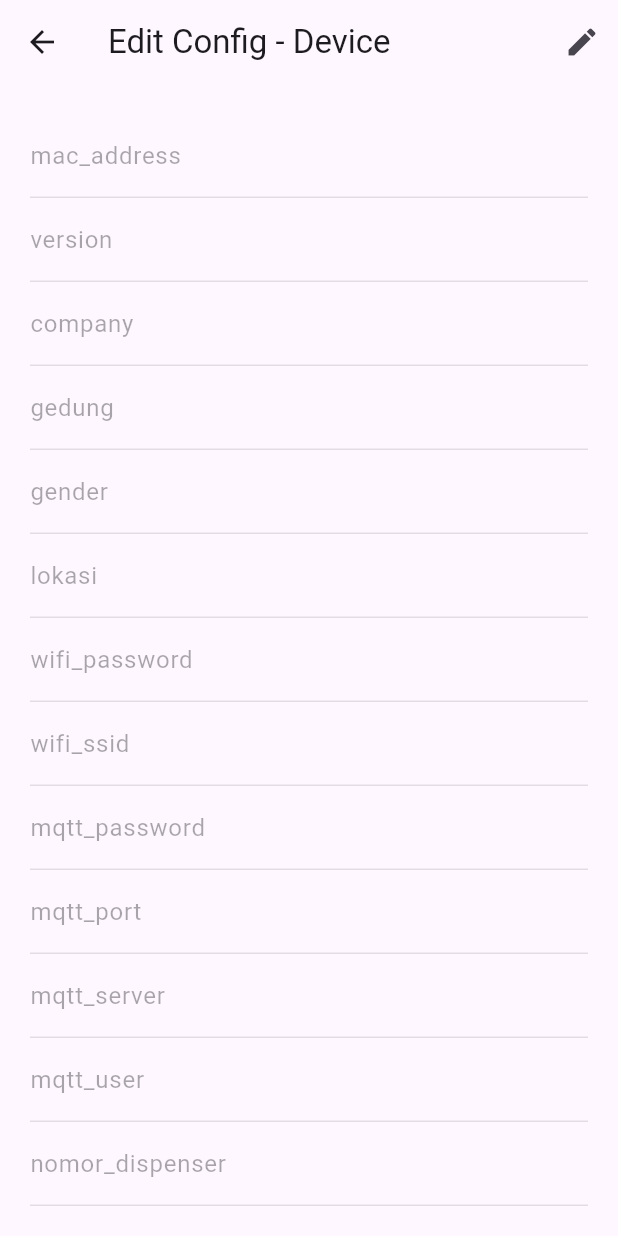
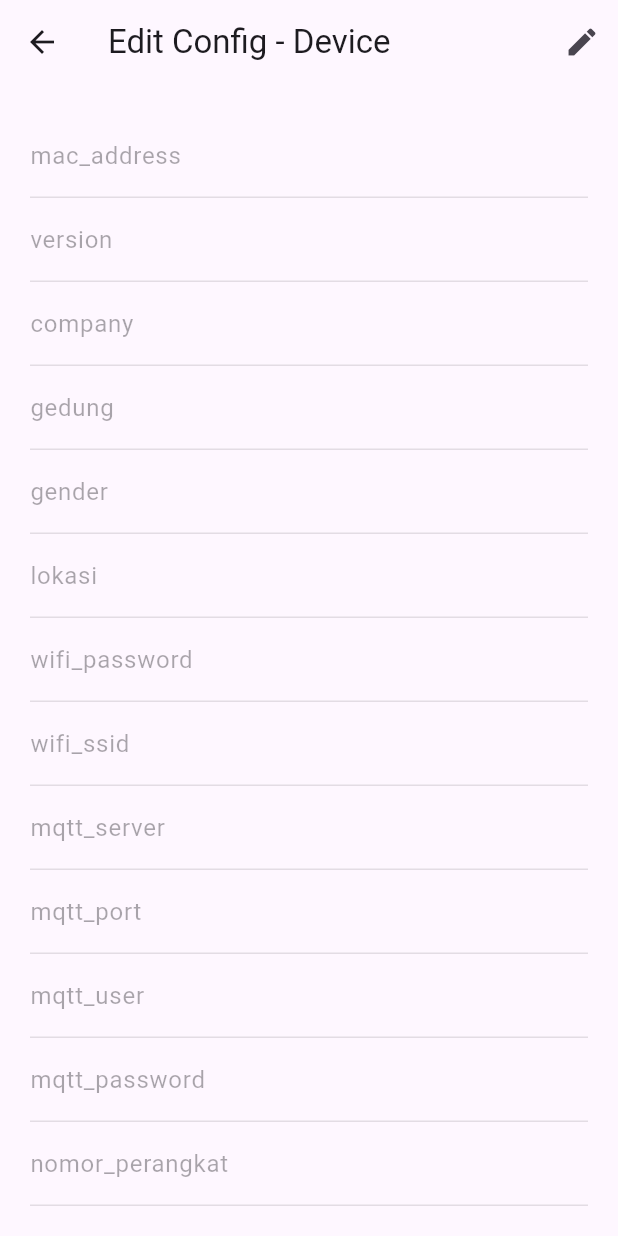
Before and after one commit to johanmaxwell/janitor_app, a Flutter app: the SensorFormPage screen opened directly with empty values, on a phone screen of 412 x 824 dp. Run offline on Flutter 3.47's test engine with Material 3 defaults, Android fonts, the phone set to English and light mode, and no system bars; our stand-ins replace cloud_firestore, firebase_auth, firebase_core, firebase_messaging, fl_chart, flutter_local_notifications and 2 more; accounts and stored records are empty; network calls fail; statements that could not run were skipped.

Commit message:
update backup

```diff
--- a/lib/pages/config_page/sensor_form_page.dart
+++ b/lib/pages/config_page/sensor_form_page.dart
@@ -29,7 +29,14 @@ class SensorFormPage extends StatefulWidget {
 class _SensorFormPageState extends State<SensorFormPage> {
   final Map<String, TextEditingController> controllers = {};
   bool isEditing = false;
-  bool luarValue = false;
+  final Map<String, bool> checkboxValues = {
+    'okupansi': false,
+    'pengunjung': false,
+    'tisu': false,
+    'sabun': false,
+    'bau': false,
+    'is_luar': false,
+  };
   final usageMonitor = FirestoreUsageMonitor();
 
   @override
@@ -44,15 +51,15 @@ class _SensorFormPageState extends State<SensorFormPage> {
       "lokasi",
       "wifi_password",
       "wifi_ssid",
+      "mqtt_server",
+      "mqtt_port",
+      "mqtt_user",
       "mqtt_password",
-      "mqtt_port",
-      "mqtt_server",
-      "mqtt_user",
-      "nomor_dispenser",
       "nomor_perangkat",
       "nomor_toilet",
-      "setting_berat",
-      "setting_jarak",
+      "nomor_dispenser",
+      "jarak_deteksi",
+      "berat_tisu",
     ];
 
     for (final field in fields) {
@@ -73,13 +80,17 @@ class _SensorFormPageState extends State<SensorFormPage> {
 
     usageMonitor.incrementReads();
 
+    if (snapshot.exists) {
       final data = snapshot.data() as Map<String, dynamic>;
       for (final entry in data.entries) {
-      if (entry.key == "luar") {
-        luarValue = entry.value.toString().toLowerCase() == "true";
+        if (checkboxValues.containsKey(entry.key)) {
+          checkboxValues[entry.key] =
+              entry.value.toString().toLowerCase() == "on";
         } else {
           controllers[entry.key]?.text = entry.value.toString();
         }
+      }
+      setState(() {});
     }
   }
 
@@ -157,7 +168,9 @@ class _SensorFormPageState extends State<SensorFormPage> {
         }
       }
 
-      updatedData["luar"] = luarValue.toString();
+      for (final entry in checkboxValues.entries) {
+        updatedData[entry.key] = entry.value ? "on" : "";
+      }
 
       final deviceNumber = widget.device.split('_').last;
       final hasChanges =
@@ -225,7 +238,19 @@ class _SensorFormPageState extends State<SensorFormPage> {
           final oldSensorSnapshot = await oldSensorRef.get();
           usageMonitor.incrementReads();
           if (oldSensorSnapshot.exists) {
-            final oldSensorData = oldSensorSnapshot.data();
+            final oldSensorData = oldSensorSnapshot.data() ?? {};
+
+            // Update lokasi
+            oldSensorData['lokasi'] = updatedData['lokasi'];
+
+            // Update nomor based on type
+            if (type == 'baterai') {
+              oldSensorData['nomor'] = updatedData['nomor_perangkat'];
+            } else if (['bau', 'okupansi', 'tisu'].contains(type)) {
+              oldSensorData['nomor'] = updatedData['nomor_toilet'];
+            } else if (type == 'sabun') {
+              oldSensorData['nomor'] = updatedData['nomor_dispenser'];
+            }
 
             await oldSensorRef.delete();
             usageMonitor.incrementWrites();
@@ -237,13 +262,14 @@ class _SensorFormPageState extends State<SensorFormPage> {
                 .doc(updatedData['gedung'])
                 .collection(type)
                 .doc(newDeviceId)
-                .set(oldSensorData ?? {});
+                .set(oldSensorData);
 
             usageMonitor.incrementWrites();
           }
         }
       }
 
+      // Update the new device config
       await FirebaseFirestore.instance
           .collection('config')
           .doc(updatedData["company"])
@@ -352,18 +378,20 @@ class _SensorFormPageState extends State<SensorFormPage> {
                 style: const TextStyle(color: Colors.black),
               );
             }),
-            CheckboxListTile(
-              title: const Text("Luar"),
-              value: luarValue,
+            ...checkboxValues.entries.map((entry) {
+              return CheckboxListTile(
+                title: Text(entry.key),
+                value: entry.value,
                 onChanged:
                     isEditing
                         ? (value) {
                           setState(() {
-                          luarValue = value!;
+                            checkboxValues[entry.key] = value!;
                           });
                         }
                         : null,
-            ),
+              );
+            }),
           ],
         ),
       ),
```
Lines whose indentation alone changed are shown as unchanged.
